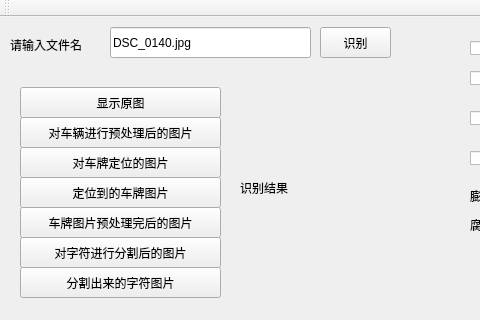
Qt form mainwindow.ui (XianB/youyanQT) before a commit; both pictures show x 0 to 480 and y 0 to 320 of the 714 by 431 pixel window.
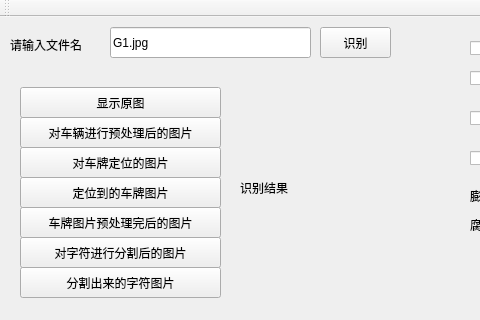
The same form after that commit.

Diff of the .ui file:
```diff
--- a/mainwindow.ui
+++ b/mainwindow.ui
@@ -102,7 +102,7 @@
      </rect>
     </property>
     <property name="text">
-     <string>DSC_0140.jpg</string>
+     <string>G1.jpg</string>
     </property>
    </widget>
    <widget class="QLabel" name="label">
```
